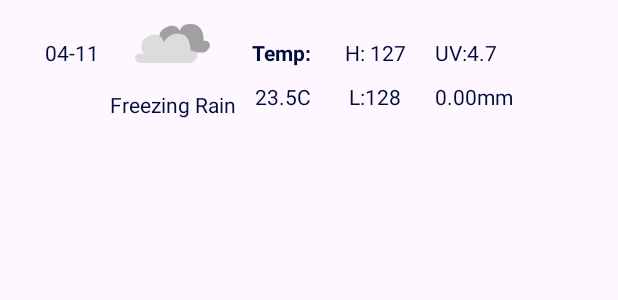
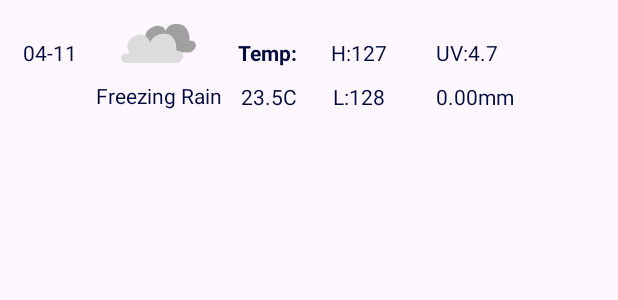
Before and after one commit to Vivi-Kass/IvyWeather, an Android app: the layout activity_daily_weather_list_view.xml on its own in the app's theme, with its tools: preview values and no code run, on a phone screen of 412 x 824 dp. Shown: the top 300 px of the screen. Run offline under Robolectric (Android 15) with nearby library versions, the phone set to English and light mode, and no system bars.

Commit message:
List of daily weather now display but is not set

```diff
--- a/app/src/main/java/com/example/mad_final/DailyWeatherListView.java
+++ b/app/src/main/java/com/example/mad_final/DailyWeatherListView.java
@@ -17,11 +17,10 @@ import androidx.navigation.ui.NavigationUI;
 import com.example.mad_final.databinding.ActivityDailyWeatherListViewBinding;
 
 public class DailyWeatherListView extends AppCompatActivity {
-
-
     @Override
     protected void onCreate(Bundle savedInstanceState) {
         super.onCreate(savedInstanceState);
+        setContentView(R.layout.activity_daily_weather_list_view);
     }
 
 }
--- a/app/src/main/res/layout/activity_daily_weather_list_view.xml
+++ b/app/src/main/res/layout/activity_daily_weather_list_view.xml
@@ -12,8 +12,9 @@
     <TextView
         android:layout_width="wrap_content"
         android:layout_height="wrap_content"
-        android:layout_marginStart="30dp"
+        android:layout_marginStart="15dp"
         android:layout_marginTop="25dp"
+        android:layout_marginBottom="30dp"
         android:text="04-11"
         android:id="@+id/daily_date"
         android:textColor="@color/text_color"
@@ -27,7 +28,7 @@
         android:layout_height="50dp"
         android:id="@+id/weather_icon_daily"
         android:layout_alignStart="@id/daily_date"
-        android:layout_marginStart="60dp"
+        android:layout_marginStart="65dp"
         android:layout_marginTop="4dp"
         android:src="@drawable/clouds"
 
@@ -44,7 +45,7 @@
         android:layout_marginEnd="-20dp"
         android:text="Freezing Rain"
         android:textAlignment="center"
-        android:layout_marginTop="6dp"
+        android:layout_marginTop="0dp"
         android:textColor="@color/text_color" />
 
 
@@ -79,7 +80,7 @@
         android:layout_alignStart="@+id/daily_feel_view"
         android:layout_marginStart="60dp"
         android:layout_marginTop="25dp"
-        android:text="H: 127"
+        android:text="H:127"
         android:id="@+id/daily_temp_high"
         android:textColor="@color/text_color"
         android:textAlignment="center"
@@ -115,7 +116,7 @@
         android:layout_height="wrap_content"
         android:layout_below="@+id/daily_temp_high"
         android:layout_alignStart="@+id/daily_temp_low"
-        android:layout_marginStart="60dp"
+        android:layout_marginStart="70dp"
         android:layout_marginTop="10dp"
         android:text="0.00mm"
         android:id="@+id/daily_precip_amount"
```
Also changed, not shown: app/src/main/java/com/example/mad_final/CustomDailyWeatherAdapter.java (added, +47 -0 lines), app/src/main/java/com/example/mad_final/DailyWeatherFragment.java (+38 -16 lines), app/src/main/java/com/example/mad_final/HourlyWeatherFragment.java (+1 -28 lines).
